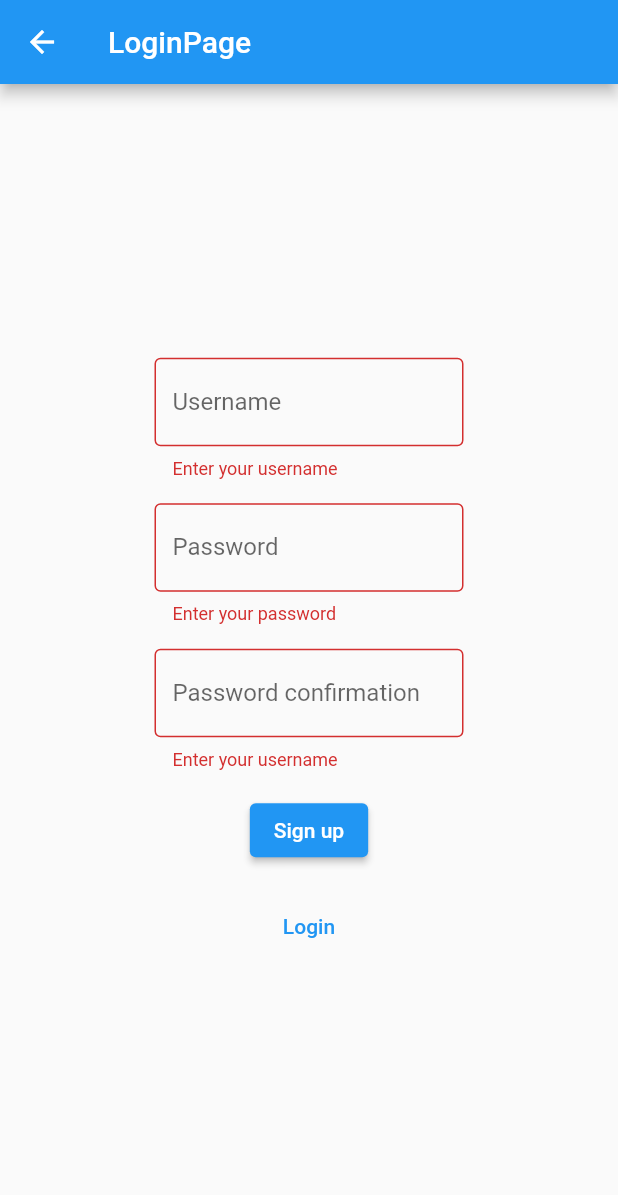
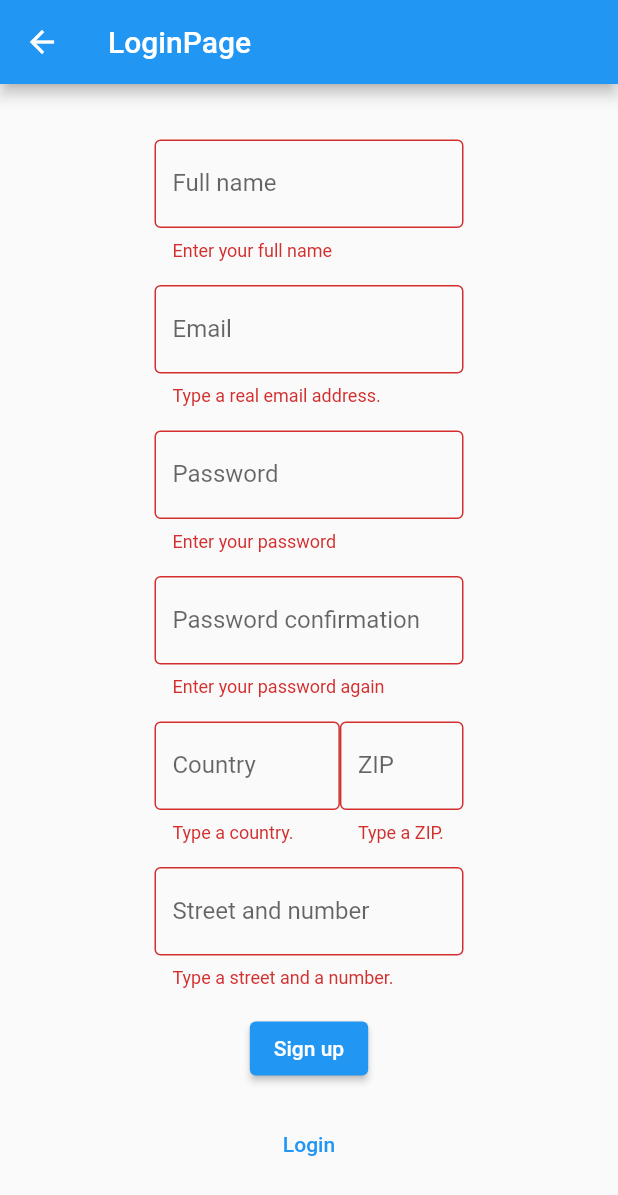
Before and after one commit to medzsikmisi/project_trinity, a Flutter app: the SignUpPage screen opened by its route, after a tap on "Sign up", on a phone screen of 412 x 824 dp. Shown: the top 1195 px of the screen. Run offline on Flutter 3.47's test engine with Material 2 defaults, Android fonts, the phone set to English and light mode, and no system bars; our stand-ins replace auto_size_text, dropdown_search, fluttertoast, font_awesome_flutter, get, hive and 1 more; missing offline and left inert: fzregex; accounts and stored records are empty.

Commit message:
Adding loads of things

```diff
--- /dev/null
+++ b/lib/controllers/order_controller.dart
@@ -0,0 +1,5 @@
+import 'package:get/get.dart';
+
+class OrderController extends GetxController {
+  Rx<String> result = ''.obs;
+}
--- /dev/null
+++ b/lib/controllers/owned_servers_controller.dart
@@ -0,0 +1,5 @@
+import 'package:get/get.dart';
+
+class OwnedServersController extends GetxController {
+  RxList<dynamic> servers = [1,1,1,1,1,1,1].obs;
+}
--- a/lib/controllers/signup_controller.dart
+++ b/lib/controllers/signup_controller.dart
@@ -3,8 +3,12 @@ import 'package:get/get.dart';
 
 class SignUpController extends GetxController {
   Rx<GlobalKey<FormState>> key = GlobalKey<FormState>().obs;
-  Rx<TextEditingController> username = TextEditingController().obs;
+  Rx<TextEditingController> email = TextEditingController().obs;
   Rx<TextEditingController> password = TextEditingController().obs;
   Rx<TextEditingController> password2 = TextEditingController().obs;
-  Rx<TextEditingController> email = TextEditingController().obs;
+  Rx<TextEditingController> name = TextEditingController().obs;
+  Rx<TextEditingController> country = TextEditingController().obs;
+  Rx<TextEditingController> zip = TextEditingController().obs;
+  Rx<TextEditingController> streetAndNumber = TextEditingController().obs;
+
 }
--- a/lib/main.dart
+++ b/lib/main.dart
@@ -4,7 +4,9 @@ import 'package:hive_flutter/adapters.dart';
 import 'package:project_trinity/screens/home.dart';
 import 'package:project_trinity/screens/host_lookup.dart';
 import 'package:project_trinity/screens/login.dart';
+import 'package:project_trinity/screens/new_order.dart';
 import 'package:project_trinity/screens/owned_servers.dart';
+import 'package:project_trinity/screens/profile.dart';
 import 'package:project_trinity/screens/signup.dart';
 
 Future<void> main() async {
@@ -32,10 +34,12 @@ class MyApp extends StatelessWidget {
         initialRoute: initialRoute,
         getPages: [
         GetPage(name: '/', page: () => const HomePage()),
-        GetPage(name: '/login', page: () =>  LoginPage()),
-        GetPage(name: '/signup', page: () =>  SignUpPage()),
-        GetPage(name: '/lookup', page: () =>  HostLookupPage()),
-        GetPage(name: '/owned', page: () =>  OwnedServersPage()),
+    GetPage(name: '/login', page: () => LoginPage()),
+    GetPage(name: '/signup', page: () => SignUpPage()),
+    GetPage(name: '/profile', page: () => ProfilePage()),
+    GetPage(name: '/lookup', page: () => HostLookupPage()),
+    GetPage(name: '/owned', page: () => OwnedServersPage()),
+    GetPage(name: '/servers/new', page: () => NewOrderPage()),
     ],
     enableLog: true,
     defaultTransition: Transition.fadeIn,
--- a/lib/screens/login.dart
+++ b/lib/screens/login.dart
@@ -13,7 +13,7 @@ class LoginPage extends StatelessWidget {
   Widget build(BuildContext context) {
     return Scaffold(
       appBar: AppBar(
-        title: const Text('LoginPage'),
+        title: const SelectableText('LoginPage'),
       ),
       body: Center(
         child: Form(
@@ -87,6 +87,7 @@ class LoginPage extends StatelessWidget {
     }
     final box = await Hive.openBox('settings');
     box.put('isLoggedIn',true);
+    box.put('username',controller.username.value.text);
     Get.offNamed('/');
 
   }
--- a/lib/screens/signup.dart
+++ b/lib/screens/signup.dart
@@ -1,5 +1,7 @@
 import 'package:flutter/material.dart';
 import 'package:fluttertoast/fluttertoast.dart';
+import 'package:fzregex/fzregex.dart';
+import 'package:fzregex/utils/pattern.dart';
 import 'package:get/get.dart';
 import 'package:hive/hive.dart';
 import 'package:project_trinity/controllers/signup_controller.dart';
@@ -14,11 +16,12 @@ class SignUpPage extends StatelessWidget {
   Widget build(BuildContext context) {
     return Scaffold(
       appBar: AppBar(
-        title: const Text('LoginPage'),
+        title: const SelectableText('LoginPage'),
       ),
       body: Center(
         child: Form(
           key: controller.key.value,
+          child: SingleChildScrollView(
             child: Column(
               mainAxisAlignment: MainAxisAlignment.center,
               crossAxisAlignment: CrossAxisAlignment.center,
@@ -27,23 +30,42 @@ class SignUpPage extends StatelessWidget {
                   padding: const EdgeInsets.all(8.0),
                   child: SizedBox(
                       width: (Get.size.width.toDouble() * 0.5),
-                    child: Obx(() => TextFormField(validator: (v) {
+                      child: Obx(() => TextFormField(
+                            validator: (v) {
                               if (v?.isEmpty ?? true) {
-                        return 'Enter your username';
+                                return 'Enter your full name';
                               }
                               return null;
                             },
                             decoration: const InputDecoration(
-                              labelText: 'Username',
+                                labelText: 'Full name',
                                 border: OutlineInputBorder()),
-                          controller: controller.username.value,
+                            controller: controller.name.value,
                           ))),
                 ),
                 Padding(
                   padding: const EdgeInsets.all(8.0),
                   child: SizedBox(
                       width: (Get.size.width.toDouble() * 0.5),
-                    child: Obx(() => TextFormField(validator: (v) {
+                      child: Obx(() => TextFormField(
+                            validator: (s) {
+                              if (!Fzregex.hasMatch(
+                                  s.toString(), FzPattern.email)) {
+                                return 'Type a real email address.';
+                              }
+                              return null;
+                            },
+                            decoration: const InputDecoration(
+                                labelText: 'Email', border: OutlineInputBorder()),
+                            controller: controller.email.value,
+                          ))),
+                ),
+                Padding(
+                  padding: const EdgeInsets.all(8.0),
+                  child: SizedBox(
+                      width: (Get.size.width.toDouble() * 0.5),
+                      child: Obx(() => TextFormField(
+                            validator: (v) {
                               if (v?.isEmpty ?? true) {
                                 return 'Enter your password';
                               }
@@ -60,11 +82,14 @@ class SignUpPage extends StatelessWidget {
                   padding: const EdgeInsets.all(8.0),
                   child: SizedBox(
                       width: (Get.size.width.toDouble() * 0.5),
-                    child: Obx(() => TextFormField(validator: (v) {
+                      child: Obx(() => TextFormField(
+                            validator: (v) {
                               if (v?.isEmpty ?? true) {
-                        return 'Enter your username';
+                                return 'Enter your password again';
                               }
-                      if(controller.password.value.text!=v)return 'Passwords don\'t match.';
+                              if (controller.password.value.text != v) {
+                                return 'Passwords don\'t match.';
+                              }
                               return null;
                             },
                             obscureText: true,
@@ -76,9 +101,61 @@ class SignUpPage extends StatelessWidget {
                 ),
                 Padding(
                   padding: const EdgeInsets.all(8.0),
+                  child: SizedBox(
+                      width: (Get.size.width.toDouble() * 0.5),
+                      child: Row(
+                        children: [
+                          Obx(() => SizedBox(width: Get.width*0.3,
+                            child: TextFormField(
+                                  validator: (s) {
+                                    if (s?.isEmpty ?? false)
+                                      return 'Type a country.';
+                                    return null;
+                                  },
+                                  obscureText: true,
+                                  decoration: const InputDecoration(
+                                      labelText: 'Country',
+                                      border: OutlineInputBorder()),
+                                  controller: controller.country.value,
+                                ),
+                          )),
+                          Obx(() => SizedBox(width: Get.width*0.2,
+                            child: TextFormField(
+                                  validator: (s) {
+                                    if (s?.isEmpty ?? false) return 'Type a ZIP.';
+                                    return null;
+                                  },
+                                  obscureText: true,
+                                  decoration: const InputDecoration(
+                                      labelText: 'ZIP',
+                                      border: OutlineInputBorder()),
+                                  controller: controller.zip.value,
+                                ),
+                          )),
+                        ],
+                      )),
+                ),
+                Padding(
+                  padding: const EdgeInsets.all(8.0),
+                  child: SizedBox(
+                      width: (Get.size.width.toDouble() * 0.5),
+                      child: Obx(() => TextFormField(
+                        validator: (s) {
+                          if (s?.isEmpty ?? false)
+                            return 'Type a street and a number.';
+                          return null;
+                        },
+                        obscureText: true,
+                        decoration: const InputDecoration(
+                            labelText: 'Street and number',
+                            border: OutlineInputBorder()),
+                        controller: controller.streetAndNumber.value,
+                      ))),
+                ),
+                Padding(
+                  padding: const EdgeInsets.all(8.0),
                   child: ElevatedButton(
-                    onPressed: signup,
-                    child: const Text('Sign up')),
+                      onPressed: signup, child: const Text('Sign up')),
                 ),
                 Padding(
                   padding: const EdgeInsets.all(8.0),
@@ -92,19 +169,22 @@ class SignUpPage extends StatelessWidget {
             ),
           ),
         ),
+      ),
     );
   }
+
   Future<void> signup() async {
     final valid = controller.key.value.currentState?.validate();
     if (!(valid ?? false)) return;
     final auth = Authenticator();
-    final result = await auth.register(controller.username.value.text, controller.password.value.text);
-    if(!result) {
+    final result = await auth.register(
+        controller.email.value.text, controller.password.value.text);
+    if (!result) {
       Fluttertoast.showToast(msg: 'Wrong credentials!');
       return;
     }
     final box = await Hive.openBox('settings');
-    box.put('isLoggedIn',true);
+    box.put('isLoggedIn', true);
     Get.offNamed('/');
   }
 }
--- a/pubspec.yaml
+++ b/pubspec.yaml
@@ -34,13 +34,16 @@ dependencies:
   # DEPENDENCIES
   # ************
   auto_size_text: ^3.0.0
-  email_validator: ^2.0.1
+  fzregex: ^2.0.0
   get: ^4.6.1
   fluttertoast: ^8.0.9
   flutter_native_splash: ^2.1.1
   font_awesome_flutter: ^10.1.0
+  form_field_validator: ^1.1.0
   hive: ^2.1.0
   hive_flutter: ^1.1.0
+  dropdown_search: ^2.0.1
+
 
 
 
```
Also changed, not shown: lib/screens/home.dart (+10 -5 lines), lib/screens/host_lookup.dart (+13 -4 lines), lib/screens/new_order.dart (added, +49 -0 lines), lib/screens/owned_servers.dart (+16 -1 lines), lib/screens/profile.dart (added, +19 -0 lines), lib/utils/managers/lookup_manager.dart (added, +11 -0 lines), lib/widgets/drawer.dart (+31 -39 lines), pubspec.lock. Lines whose indentation alone changed are shown as unchanged.
